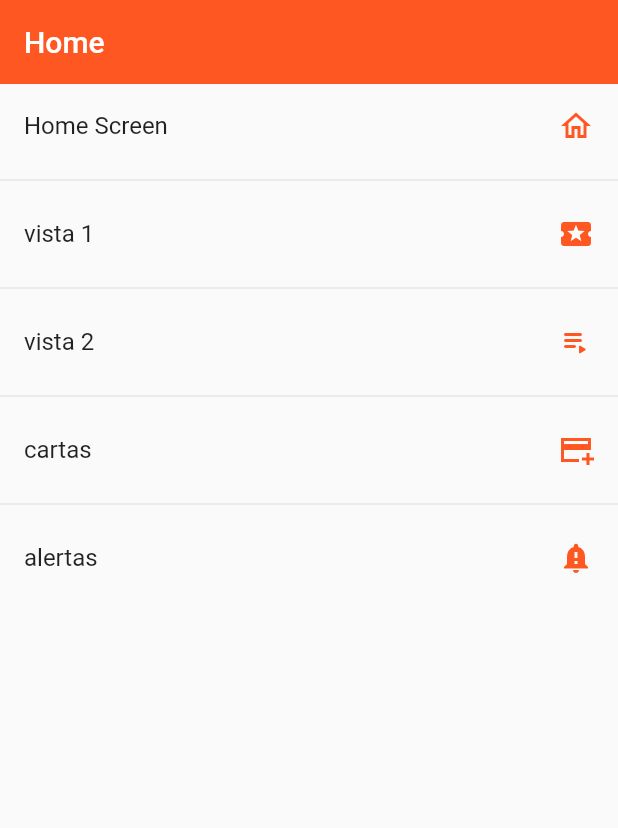
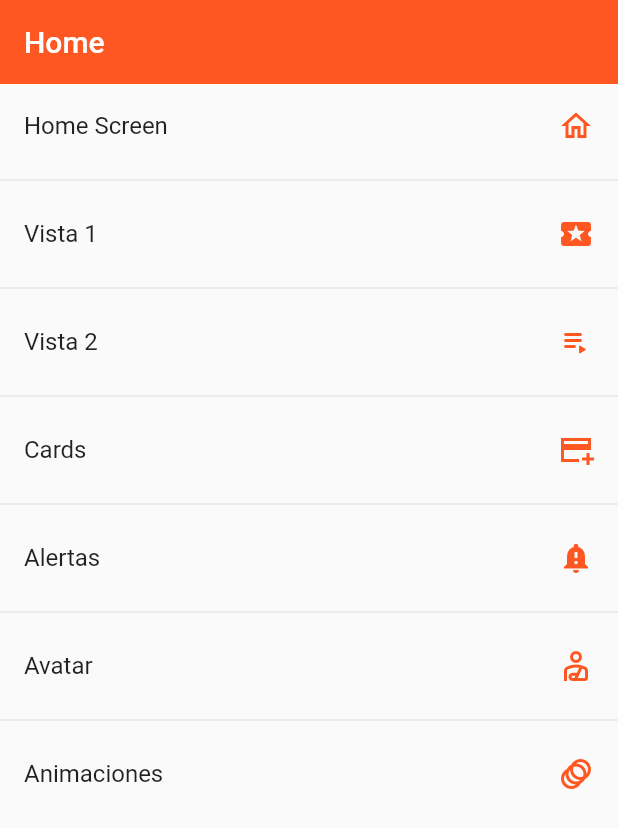
Before and after one commit to BrandoAngulo/Flutter, a Flutter app: the screen it shows after launch, on a phone screen of 412 x 824 dp. Shown: the top 828 px of the screen. Run offline on Flutter 3.47's test engine with Material 2 defaults, Android fonts, the phone set to English and light mode, and no system bars; our stand-ins replace font_awesome_flutter.

Commit message:
agrgado modulo de avatar con la funcion circleAvatar

```diff
--- a/project_app_1/lib/router/app_routes.dart
+++ b/project_app_1/lib/router/app_routes.dart
@@ -7,10 +7,12 @@ class AppRoutes {
 
   static final menuOption = <MenuOption>[
     MenuOption(route: 'home',icon: Icons.home_outlined,name: 'Home Screen',screen: const HomeScreen()),
-    MenuOption(route: 'listView1',icon: Icons.local_play,name: 'vista 1',screen: const ListView1Screen()),
-    MenuOption(route: 'listView2',icon: Icons.playlist_play_rounded,name: 'vista 2',screen: const ListView2Screen()),
-    MenuOption(route: 'cards',icon: Icons.add_card_sharp,name: 'cartas',screen: const CardScreen()),
-    MenuOption(route: 'alerts',icon: Icons.notification_important,name: 'alertas',screen: const AlertScreen()),
+    MenuOption(route: 'listView1',icon: Icons.local_play,name: 'Vista 1',screen: const ListView1Screen()),
+    MenuOption(route: 'listView2',icon: Icons.playlist_play_rounded,name: 'Vista 2',screen: const ListView2Screen()),
+    MenuOption(route: 'cards',icon: Icons.add_card_sharp,name: 'Cards',screen: const CardScreen()),
+    MenuOption(route: 'alerts',icon: Icons.notification_important,name: 'Alertas',screen: const AlertScreen()),
+    MenuOption(route: 'avatar-circle',icon: Icons.personal_injury_outlined,name: 'Avatar',screen: const AvatarScreen()),
+    MenuOption(route: 'animated',icon: Icons.animation_outlined,name: 'Animaciones',screen: const AnimatedScreen()),
   ];
 
   static Map<String, Widget Function(BuildContext)> getAppRoutes() {
--- a/project_app_1/lib/screens/screens.dart
+++ b/project_app_1/lib/screens/screens.dart
@@ -1,4 +1,6 @@
 export 'package:project_app_1/screens/alert_screen.dart';
+export 'package:project_app_1/screens/animated_screen.dart';
+export 'package:project_app_1/screens/avatar_screen.dart';
 export 'package:project_app_1/screens/card_screen.dart';
 export 'package:project_app_1/screens/home.dart';
 export 'package:project_app_1/screens/listview1_screen.dart';
--- a/project_app_1/lib/theme/app_theme.dart
+++ b/project_app_1/lib/theme/app_theme.dart
@@ -25,7 +25,11 @@ class AppTheme {
           style: ElevatedButton.styleFrom(
         backgroundColor: primary,
         shape: const StadiumBorder(),
-      )));
+      ))
+
+      //CircleAvatar
+
+      );
 
 //Dark Theme
   static final darkTheme = ThemeData.dark().copyWith(
```
Also changed, not shown: project_app_1/lib/screens/animated_screen.dart (added, +15 -0 lines), project_app_1/lib/screens/avatar_screen.dart (added, +28 -0 lines), project_app_1/assets/images/avengers-infinity-war-joe-y-anthony-russo-scaled.webp (added).
